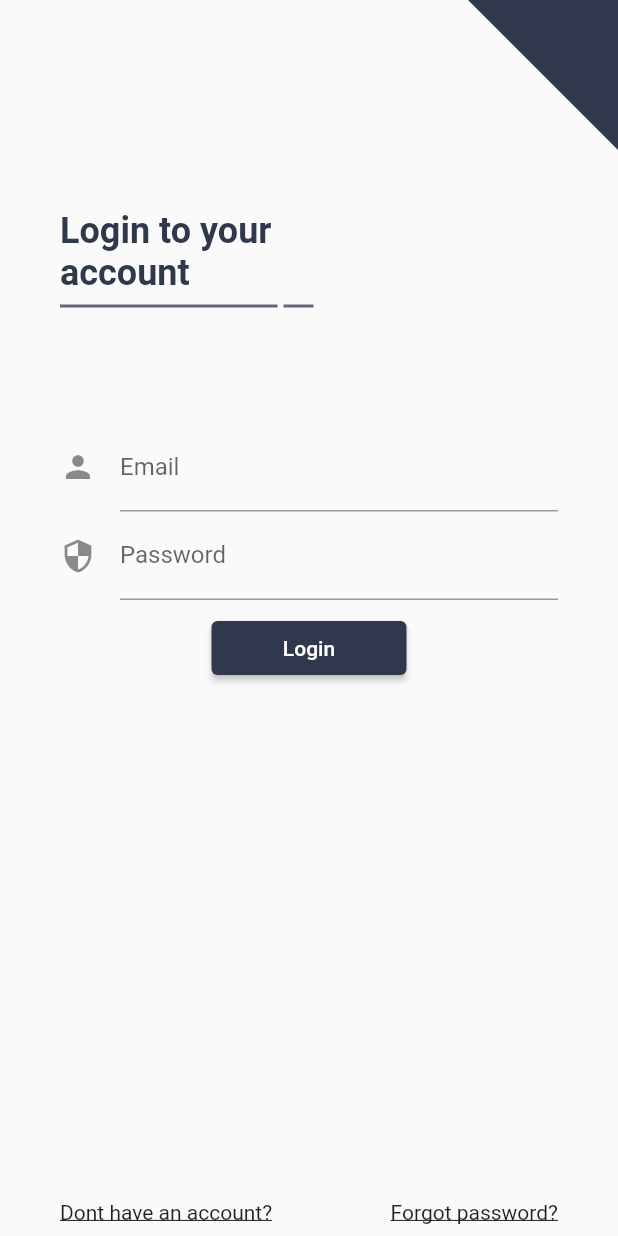
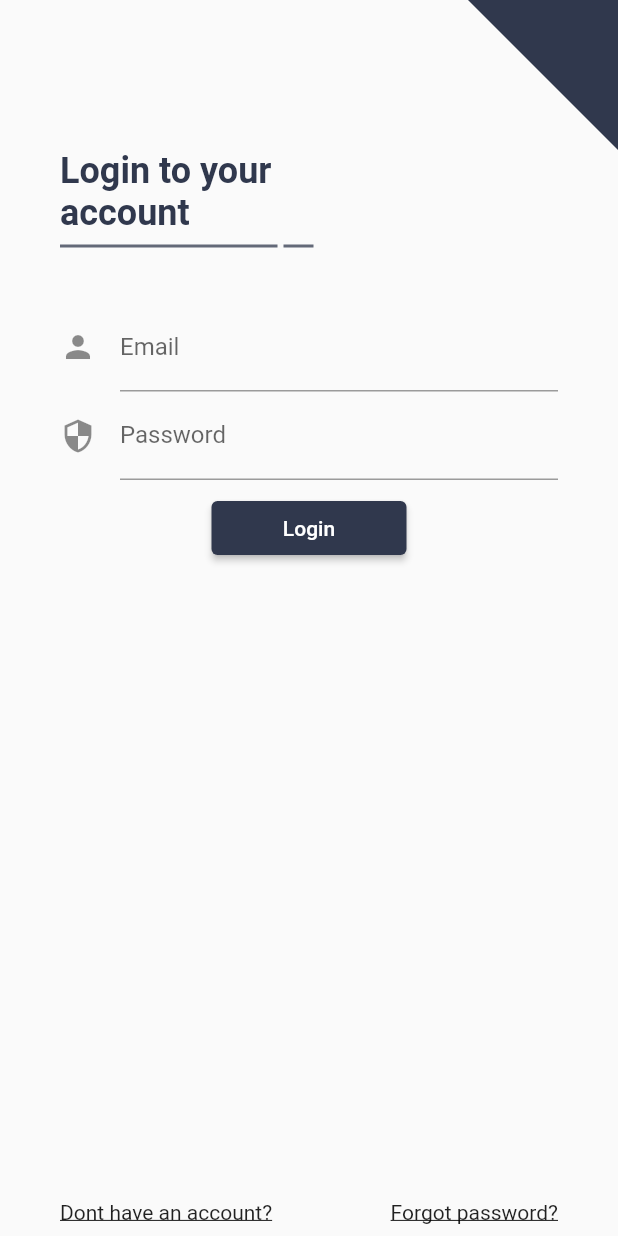
Before and after one commit to raLaaaa/gorala-client, a Flutter app: the screen it shows after launch, on a phone screen of 412 x 824 dp. Run offline on Flutter 3.47's test engine with Material 2 defaults, Android fonts, the light colour scheme and no system bars; our stand-ins replace equatable, flutter_bloc, flutter_dotenv, shared_preferences.

Commit message:
aspect ratio fixes for the keyboard

```diff
--- a/lib/screens/login/forgot_password_view.dart
+++ b/lib/screens/login/forgot_password_view.dart
@@ -28,6 +28,7 @@ class _ForgotPasswordViewState extends State<ForgotPasswordView> {
   @override
   Widget build(BuildContext context) {
     return Scaffold(
+      resizeToAvoidBottomInset: false,
       body: Stack(
         children: [
           Align(alignment: Alignment.topRight, child: Triangle(color: kTitleTextColor,)),
@@ -53,7 +54,7 @@ class _ForgotPasswordViewState extends State<ForgotPasswordView> {
             child: Column(
               children: [
                 _buildHeadline(context),
-                SizedBox(height: 80),
+                SizedBox(height: 30),
                 Expanded(
                   child: Center(
                     child: Column(children: [
@@ -127,7 +128,7 @@ class _ForgotPasswordViewState extends State<ForgotPasswordView> {
 
   Widget _buildHeadline(BuildContext context) {
     return Padding(
-      padding: const EdgeInsets.only(top: 140),
+      padding: const EdgeInsets.only(top: 100),
       child: Column(
         children: [
           Align(
--- a/lib/screens/login/login_view.dart
+++ b/lib/screens/login/login_view.dart
@@ -29,6 +29,7 @@ class _LoginViewState extends State<LoginView> {
   @override
   Widget build(BuildContext context) {
     return Scaffold(
+      resizeToAvoidBottomInset: false,
       body: Stack(
         children: [
           Align(
@@ -63,7 +64,7 @@ class _LoginViewState extends State<LoginView> {
             child: Column(
               children: [
                 _buildHeadline(context),
-                SizedBox(height: 70),
+                SizedBox(height: 30),
                 Expanded(
                   child: Center(
                     child: Column(children: [
@@ -87,7 +88,7 @@ class _LoginViewState extends State<LoginView> {
 
   Widget _buildHeadline(BuildContext context) {
     return Padding(
-      padding: const EdgeInsets.only(top: 140),
+      padding: const EdgeInsets.only(top: 100),
       child: Column(
         children: [
           Align(
--- a/lib/screens/registration/registration_view.dart
+++ b/lib/screens/registration/registration_view.dart
@@ -31,6 +31,7 @@ class _RegistrationViewState extends State<RegistrationView> {
   @override
   Widget build(BuildContext context) {
     return Scaffold(
+      resizeToAvoidBottomInset: false,
       body: Stack(
         children: [
           Align(alignment: Alignment.topRight, child: Triangle(color: kTitleTextColor,)),
@@ -61,7 +62,7 @@ class _RegistrationViewState extends State<RegistrationView> {
             child: Column(
               children: [
                 _buildHeadline(context),
-                SizedBox(height: 40),
+                SizedBox(height: 30),
                 Expanded(
                   child: Column(children: [
                     _usernameField(context),
@@ -81,7 +82,7 @@ class _RegistrationViewState extends State<RegistrationView> {
 
   Widget _buildHeadline(BuildContext context) {
     return Padding(
-      padding: const EdgeInsets.only(top: 140),
+      padding: const EdgeInsets.only(top: 100),
       child: Column(
         children: [
           Align(
```
